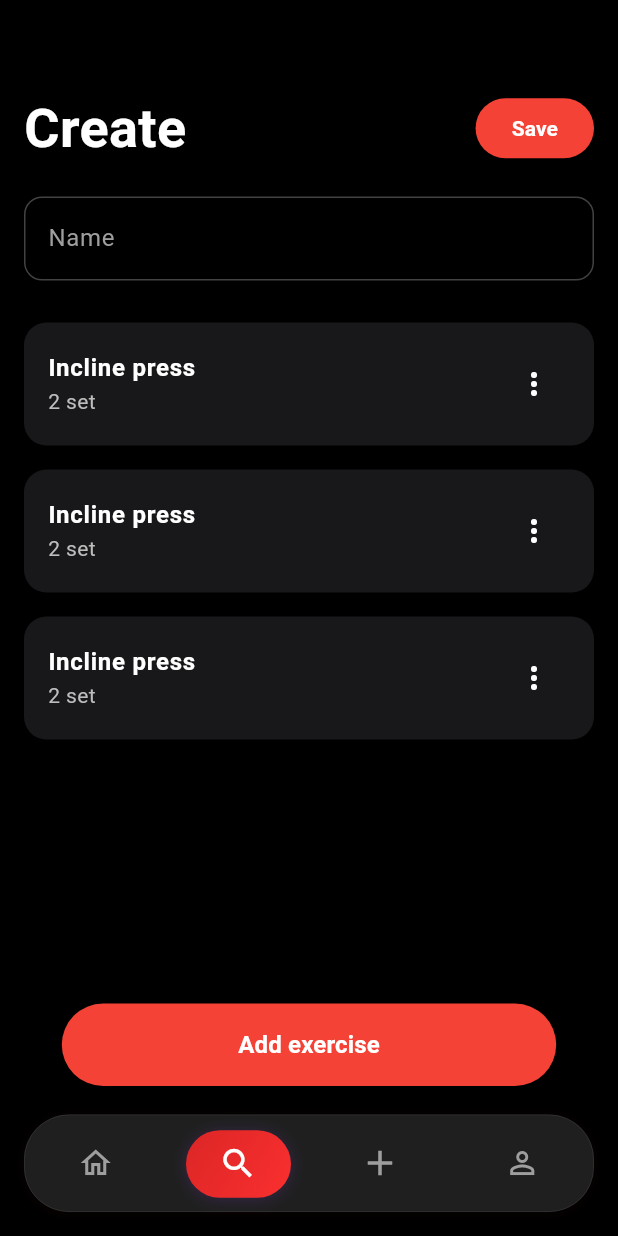
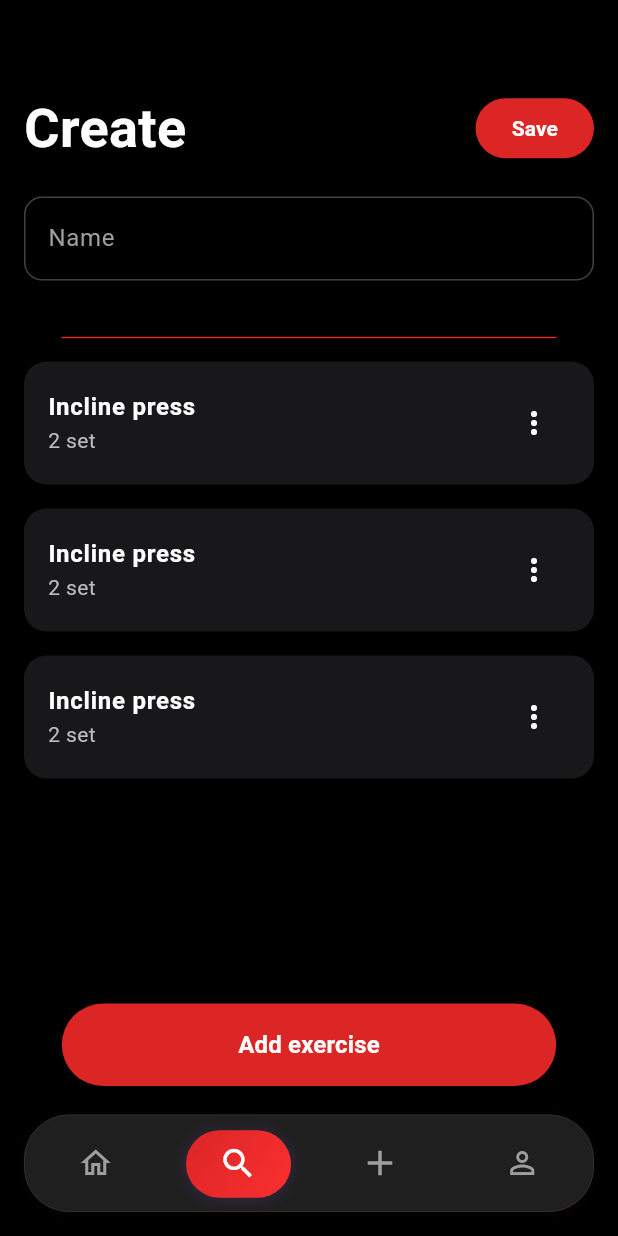
Before and after one commit to gabrielerneving/gym_application, a Flutter app: the screen it shows after launch, item 2 of the bottom bar chosen, after a tap on "Save", on a phone screen of 412 x 824 dp. Run offline on Flutter 3.47's test engine with Material 3 defaults, Android fonts, the phone set to English and light mode, and no system bars.

Commit message:
lite fixes

```diff
--- a/lib/pages/create_workout.dart
+++ b/lib/pages/create_workout.dart
@@ -11,6 +11,9 @@ class CreateWorkoutScreen extends StatefulWidget {
 
 class _CreateWorkoutScreenState extends State<CreateWorkoutScreen> {
   final _workoutNameController = TextEditingController();
+  final FocusNode _focusNode = FocusNode();
+  bool _isKeyboardVisible = false;
+
   final List<Exercise> _exercises = [
     // Exempeldata, denna lista kommer du att kunna ändra
     Exercise(name: 'Incline press', sets: 2, id: 'ex1'),
@@ -19,8 +22,30 @@ class _CreateWorkoutScreenState extends State<CreateWorkoutScreen> {
   ];
 
   @override
+  void initState() {
+    super.initState();
+    _focusNode.addListener(() {
+      setState(() {
+        _isKeyboardVisible = _focusNode.hasFocus;
+      });
+    });
+  }
+
+  @override
+  void dispose() {
+    _focusNode.dispose();
+    super.dispose();
+  }
+
+  @override
   Widget build(BuildContext context) {
-    return Scaffold(
+    return GestureDetector(
+      onTap: () {
+        // Ta bort focus när man klickar utanför textfältet
+        FocusScope.of(context).unfocus();
+      },
+      child: Scaffold(
+        resizeToAvoidBottomInset: false,
         backgroundColor: Colors.black, // Sätter bakgrundsfärgen
         body: Padding(
           padding: const EdgeInsets.symmetric(horizontal: 16, vertical: 60),
@@ -42,7 +67,7 @@ class _CreateWorkoutScreenState extends State<CreateWorkoutScreen> {
                   onPressed: () {
                     // Spara-logik här
                   },
-                  style: ElevatedButton.styleFrom(backgroundColor: Colors.red),
+                  style: ElevatedButton.styleFrom(backgroundColor: Color(0xFFDC2626)),
                   child: Text(
                     'Save',
                     style: TextStyle(
@@ -57,6 +82,7 @@ class _CreateWorkoutScreenState extends State<CreateWorkoutScreen> {
             const SizedBox(height: 20),
             TextField(
               controller: _workoutNameController,
+              focusNode: _focusNode,
               style: TextStyle(color: Colors.white),
               decoration: InputDecoration(
                 labelText: 'Name',
@@ -74,8 +100,18 @@ class _CreateWorkoutScreenState extends State<CreateWorkoutScreen> {
                 ),
               ),
             ),
+            const SizedBox(height: 30),
 
-            const SizedBox(height: 20),
+            Center(
+              child: SizedBox(
+                width: 330, // här styr du längden
+                child: Divider(
+                  color: Color(0xFFDC2626),
+                  thickness: 1,
+                ),
+              ),
+            ),
+
              Expanded(
               child: ListView.builder(
                 itemCount: _exercises.length,
@@ -86,13 +122,15 @@ class _CreateWorkoutScreenState extends State<CreateWorkoutScreen> {
               ),
             ),
             const SizedBox(height: 20),
-            Center(
+            Visibility(
+              visible: !_focusNode.hasFocus,
+              child: Center(
                 child: ElevatedButton(
                   onPressed: () {
                     // Logik för att lägga till en ny övning
                   },
                   style: ElevatedButton.styleFrom(
-                  backgroundColor: Colors.red,
+                    backgroundColor: Color(0xFFDC2626),
                     minimumSize: Size(MediaQuery.of(context).size.width * 0.8, 55), // 80% av skärmbredden
                   ),
                   child: Text(
@@ -105,8 +143,10 @@ class _CreateWorkoutScreenState extends State<CreateWorkoutScreen> {
                       ),
                 ),
               ),
-            const SizedBox(height: 40), // Extra utrymme för navigation bar
+            ),
+            SizedBox(height: MediaQuery.of(context).viewInsets.bottom > 0 ? 0 : 40), // Dynamisk höjd
           ],
+        ),
       ),
     ),
     );
--- a/lib/widgets/workout_widget.dart
+++ b/lib/widgets/workout_widget.dart
@@ -22,7 +22,7 @@ class WorkoutWidget extends StatelessWidget {
       margin: const EdgeInsets.symmetric(vertical: 8),
       padding: const EdgeInsets.symmetric(horizontal: 24, vertical: 20),
       decoration: BoxDecoration(
-        color: const Color(0xFF232328),
+        color: const Color(0xFF18181B),
         borderRadius: BorderRadius.circular(20),
       ),
       child: Column(
```
Lines whose indentation alone changed are shown as unchanged.
